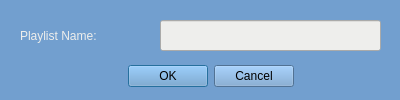
Shehyaaz/Jive-music-player, file src/ui/delete_playlist.ui: the form before one commit.
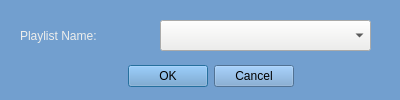
The form after the commit.

What changed in the file:
```diff
--- a/src/ui/delete_playlist.ui
+++ b/src/ui/delete_playlist.ui
@@ -58,21 +58,17 @@
     <string>Playlist Name:</string>
    </property>
   </widget>
-  <widget class="QLineEdit" name="lineEdit">
+  <widget class="QComboBox" name="comboBox">
    <property name="geometry">
     <rect>
      <x>160</x>
      <y>20</y>
-     <width>221</width>
+     <width>211</width>
      <height>31</height>
     </rect>
    </property>
    <property name="styleSheet">
-    <string notr="true">background-color: rgb(238, 238, 236);
-border-color: rgb(32, 74, 135);</string>
-   </property>
-   <property name="text">
-    <string/>
+    <string notr="true">background-color: rgb(238, 238, 236);</string>
    </property>
   </widget>
  </widget>
```
